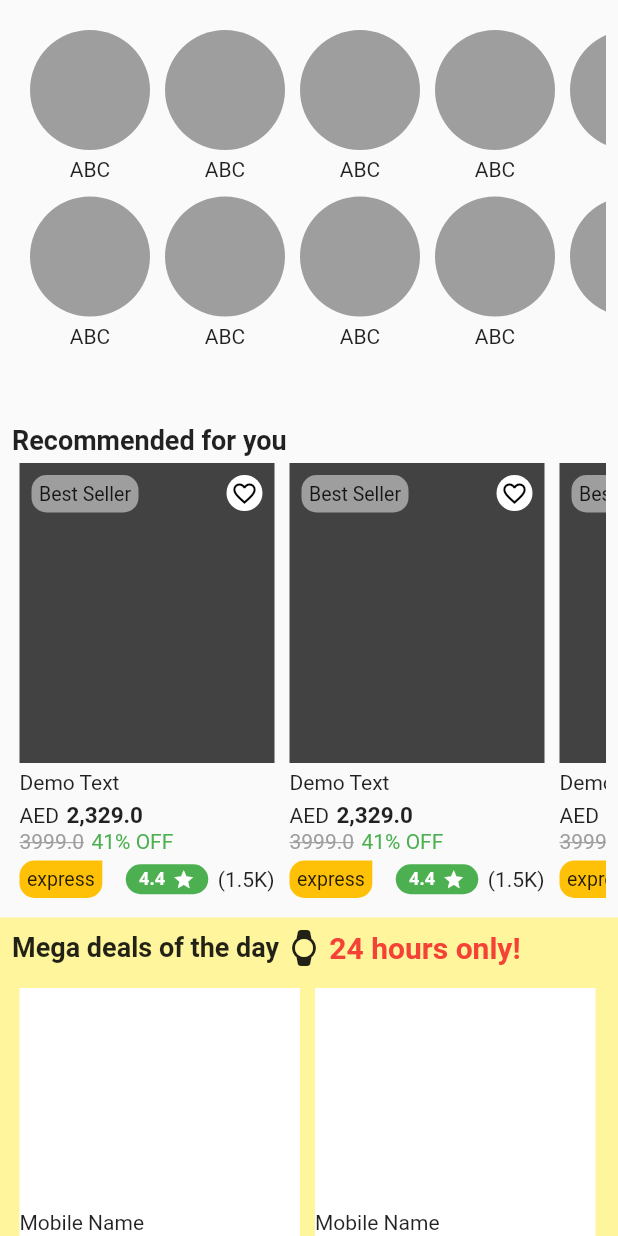
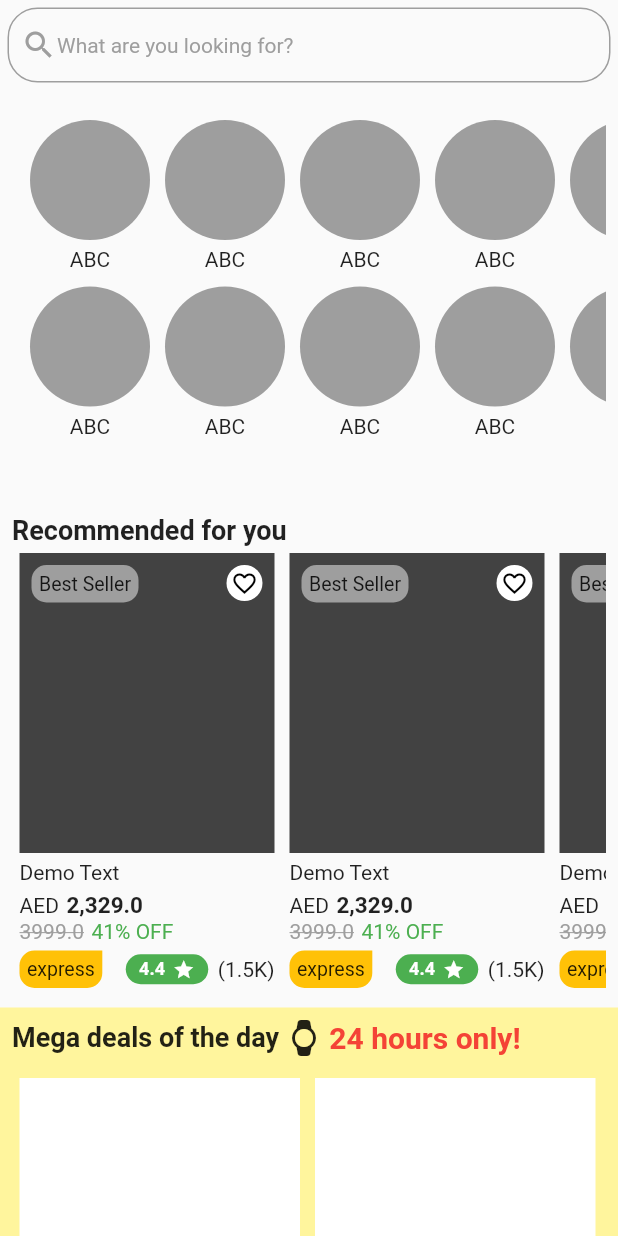
Before and after one commit to kamal614/noon-app-UI, a Flutter app: the screen it shows after launch, on a phone screen of 412 x 824 dp. Run offline on Flutter 3.47's test engine with Material 2 defaults, Android fonts, the phone set to English and light mode, and no system bars.

Commit message:
Search added

```diff
--- a/lib/const/text_const.dart
+++ b/lib/const/text_const.dart
@@ -8,4 +8,5 @@ class TextConstant {
   String two4hours = " 24 hours only!";
   String mobileName = "Mobile Name";
   String treatSpecial = "TREAT YOURSELF SPECIAL";
+  String lookingFor = "What are you looking for?";
 }
--- a/lib/screens/home_screen.dart
+++ b/lib/screens/home_screen.dart
@@ -9,9 +9,11 @@ class HomeScreen extends StatelessWidget {
   @override
   Widget build(BuildContext context) {
     return Scaffold(
-      body: SingleChildScrollView(
+      body: SafeArea(
+        child: SingleChildScrollView(
             child: Column(
           children: [
+            mySearchBar(),
             Padding(
               padding: const EdgeInsets.all(8.0),
               child: Column(
@@ -42,6 +44,7 @@ class HomeScreen extends StatelessWidget {
             )
           ],
         )),
+      ),
     );
   }
 }
--- a/lib/screens/home_widgets.dart
+++ b/lib/screens/home_widgets.dart
@@ -230,7 +230,13 @@ Widget specialScroller(BuildContext context) {
                 children: [
                   Expanded(child: Container(color: Colors.grey)),
                   vSpacer(8),
-                  const Text("From 10AED"),
+                  const Text(
+                    "From 10AED",
+                    style: TextStyle(
+                        color: Colors.yellow,
+                        fontWeight: FontWeight.bold,
+                        fontSize: 17),
+                  ),
                   const Text(
                     "Yoga Equipment",
                     style: TextStyle(color: Colors.white),
@@ -243,3 +249,29 @@ Widget specialScroller(BuildContext context) {
     ),
   );
 }
+
+Widget mySearchBar() {
+  return Container(
+    height: 50,
+    width: double.infinity,
+    margin: const EdgeInsets.all(5),
+    decoration: BoxDecoration(
+        borderRadius: BorderRadius.circular(20),
+        border: Border.all(color: Colors.grey)),
+    child: Padding(
+      padding: const EdgeInsets.only(left: 8.0),
+      child: Row(
+        children: <Widget>[
+          const Icon(
+            Icons.search,
+            color: Colors.grey,
+          ),
+          Text(
+            TextConstant().lookingFor,
+            style: TextStyle(color: Colors.grey),
+          )
+        ],
+      ),
+    ),
+  );
+}
```
Lines whose indentation alone changed are shown as unchanged.
